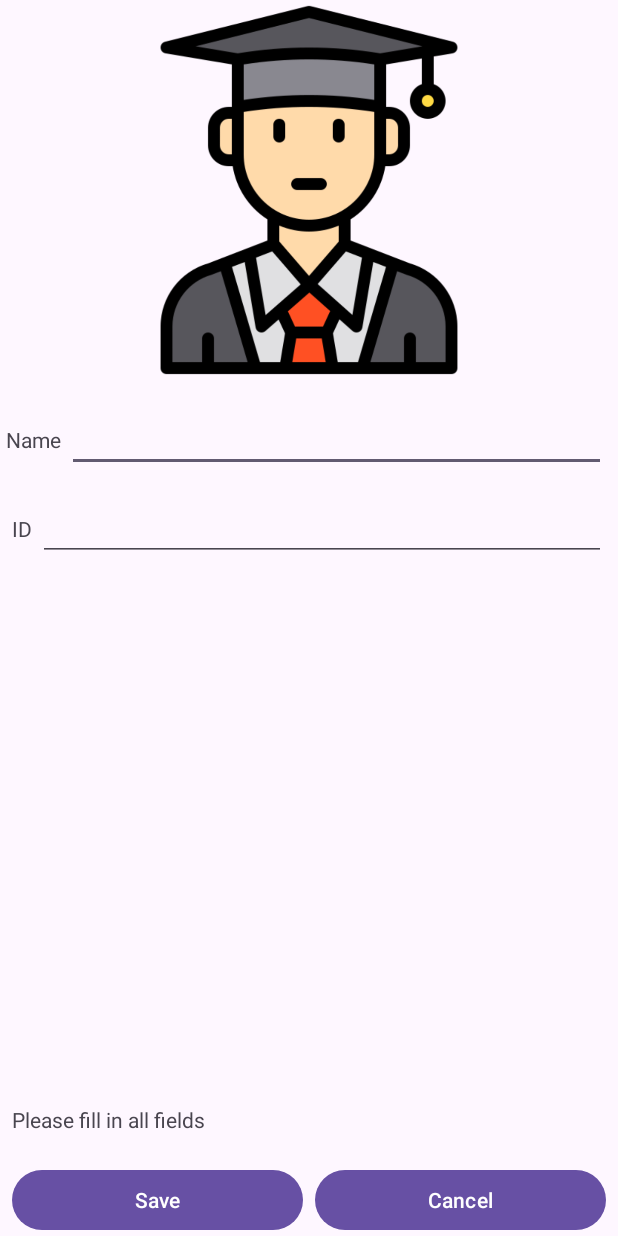
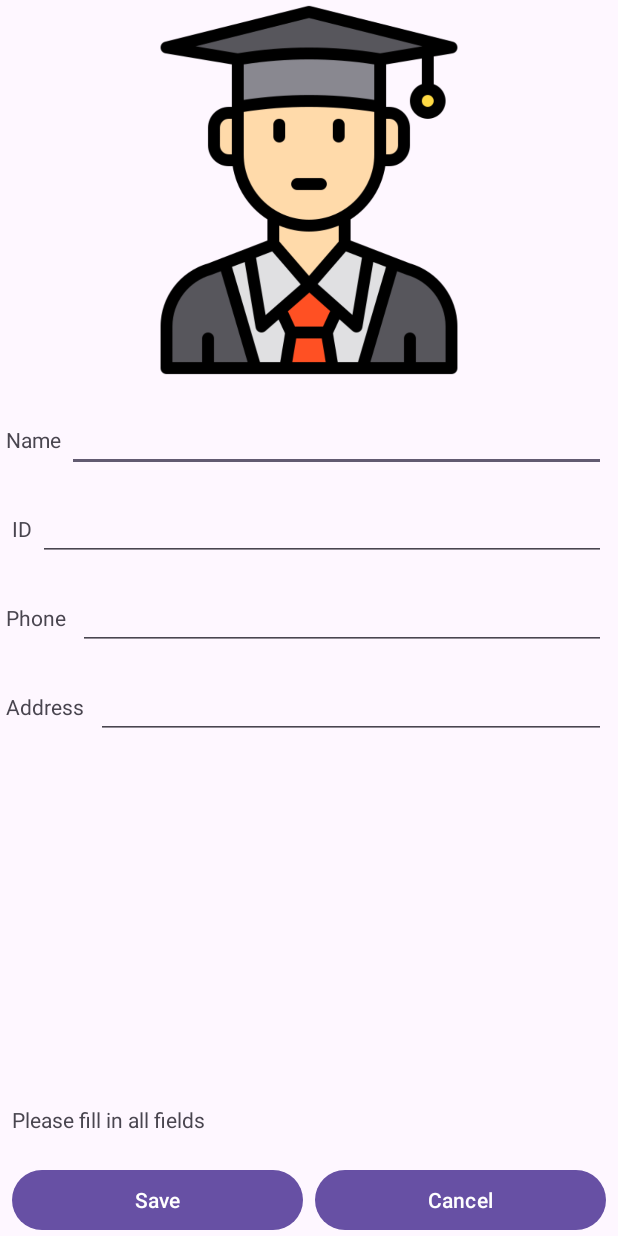
Before and after one commit to Almogel/studentsApp, an Android app: the AddStudentActivity screen opened directly, with no data from a screen before it, after a tap on "Save", on a phone screen of 412 x 824 dp. Run offline under Robolectric (Android 15) with nearby library versions, the phone set to English and light mode, and no system bars.

```diff
--- a/app/src/main/java/com/example/studentsapp/AddStudentActivity.kt
+++ b/app/src/main/java/com/example/studentsapp/AddStudentActivity.kt
@@ -1,5 +1,6 @@
 package com.example.studentsapp
 
+import android.content.Intent
 import android.os.Bundle
 import android.widget.Button
 import android.widget.EditText
@@ -8,6 +9,8 @@ import androidx.activity.enableEdgeToEdge
 import androidx.appcompat.app.AppCompatActivity
 import androidx.core.view.ViewCompat
 import androidx.core.view.WindowInsetsCompat
+import com.example.studentsapp.model.Model
+import com.example.studentsapp.model.Student
 
 class AddStudentActivity : AppCompatActivity() {
     override fun onCreate(savedInstanceState: Bundle?) {
@@ -22,9 +25,13 @@ class AddStudentActivity : AppCompatActivity() {
 
         val saveButton: Button = findViewById(R.id.add_student_save_button)
         val cancelButton: Button = findViewById(R.id.add_student_cancel_button)
+
         val nameTextField: EditText = findViewById(R.id.add_student_name_text_field)
         val idTextField: EditText = findViewById(R.id.add_student_id_text_field)
         val saveTextField: TextView = findViewById(R.id.add_student_success_saved_text_view)
+        val phoneTextField: EditText = findViewById(R.id.add_student_phone_text_field)
+        val addressTextField: EditText = findViewById(R.id.add_student_address_text_field)
+
 
         cancelButton.setOnClickListener {
             finish()
@@ -33,13 +40,31 @@ class AddStudentActivity : AppCompatActivity() {
         saveButton.setOnClickListener {
             val name = nameTextField.text.toString()
             val id = idTextField.text.toString()
+            val phone = phoneTextField.text.toString()
+            val address = addressTextField.text.toString()
 
             if (name.isEmpty() || id.isEmpty()) {
                 saveTextField.text = "Please fill in all fields"
             } else {
-                saveTextField.text = "${nameTextField.text} with ID ${idTextField.text} saved successfully!"
+                val newStudent = Student(
+                    name = name,
+                    id = id,
+                    avatarUrl = "",
+                    isChecked = false,
+                    phone = phone,
+                    address = address
+                )
+
+
+                Model.shared.students.add(newStudent)
+
+
+                val intent = Intent(this, StudentsRecyclerViewActivity::class.java)
+                startActivity(intent)
+
+
+                finish()
             }
         }
-
     }
 }
--- a/app/src/main/java/com/example/studentsapp/model/Student.kt
+++ b/app/src/main/java/com/example/studentsapp/model/Student.kt
@@ -1,8 +1,10 @@
 package com.example.studentsapp.model
 
 data class Student(
-    val name: String,
-    val id: String,
+    var name: String,
+    var id: String,
+    var phone: String,
+    var address: String,
     val avatarUrl: String,
     var isChecked: Boolean
 )
--- a/app/src/main/res/layout/activity_add_student.xml
+++ b/app/src/main/res/layout/activity_add_student.xml
@@ -27,7 +27,7 @@
         android:text="Name"
         app:layout_constraintStart_toStartOf="parent"
 
-        app:layout_constraintTop_toBottomOf="@+id/imageView"/>
+        app:layout_constraintTop_toBottomOf="@+id/imageView" />
 
     <EditText
         android:id="@+id/add_student_name_text_field"
@@ -51,6 +51,8 @@
         app:layout_constraintStart_toStartOf="parent"
         app:layout_constraintTop_toBottomOf="@+id/textView" />
 
+
+
     <EditText
         android:id="@+id/add_student_id_text_field"
         android:layout_width="0dp"
@@ -62,6 +64,54 @@
         app:layout_constraintBaseline_toBaselineOf="@+id/textView2"
         app:layout_constraintEnd_toEndOf="parent"
         app:layout_constraintStart_toEndOf="@+id/textView2" />
+
+
+    <TextView
+        android:id="@+id/textView3"
+        android:layout_width="wrap_content"
+        android:layout_height="wrap_content"
+        android:layout_marginStart="4dp"
+        android:layout_marginTop="40dp"
+        android:text="Phone"
+        app:layout_constraintStart_toStartOf="parent"
+        app:layout_constraintTop_toBottomOf="@+id/textView2" />
+
+    <EditText
+        android:id="@+id/add_student_phone_text_field"
+        android:layout_width="0dp"
+        android:layout_height="wrap_content"
+        android:layout_marginStart="8dp"
+        android:layout_marginEnd="8dp"
+        android:ems="10"
+        android:inputType="phone"
+        app:layout_constraintBaseline_toBaselineOf="@+id/textView3"
+        app:layout_constraintEnd_toEndOf="parent"
+        app:layout_constraintStart_toEndOf="@+id/textView3" />
+
+    <TextView
+        android:id="@+id/textView4"
+        android:layout_width="wrap_content"
+        android:layout_height="wrap_content"
+        android:layout_marginStart="4dp"
+        android:layout_marginTop="40dp"
+        android:text="Address"
+        app:layout_constraintStart_toStartOf="parent"
+        app:layout_constraintTop_toBottomOf="@+id/textView3" />
+
+    <EditText
+        android:id="@+id/add_student_address_text_field"
+        android:layout_width="0dp"
+        android:layout_height="wrap_content"
+        android:layout_marginStart="8dp"
+        android:layout_marginEnd="8dp"
+        android:ems="10"
+        android:inputType="textPostalAddress"
+        app:layout_constraintBaseline_toBaselineOf="@+id/textView4"
+        app:layout_constraintEnd_toEndOf="parent"
+        app:layout_constraintStart_toEndOf="@+id/textView4" />
+
+
+    <!--save button-->
 
     <Button
         android:id="@+id/add_student_save_button"
@@ -75,6 +125,7 @@
         app:layout_constraintHorizontal_bias="0.5"
         app:layout_constraintStart_toStartOf="parent" />
 
+    <!--cancel-->
     <Button
         android:id="@+id/add_student_cancel_button"
         android:layout_width="0dp"
@@ -86,7 +137,7 @@
         app:layout_constraintEnd_toEndOf="parent"
         app:layout_constraintHorizontal_bias="0.5"
         app:layout_constraintStart_toEndOf="@+id/add_student_save_button" />
-
+<!--save-->
     <TextView
         android:id="@+id/add_student_success_saved_text_view"
         android:layout_width="0dp"
@@ -96,4 +147,6 @@
         app:layout_constraintBottom_toTopOf="@+id/add_student_save_button"
         app:layout_constraintEnd_toEndOf="parent"
         app:layout_constraintStart_toStartOf="parent" />
+
+
 </androidx.constraintlayout.widget.ConstraintLayout>
```
Also changed, not shown: app/src/main/java/com/example/studentsapp/model/Model.kt (+14 -11 lines).
